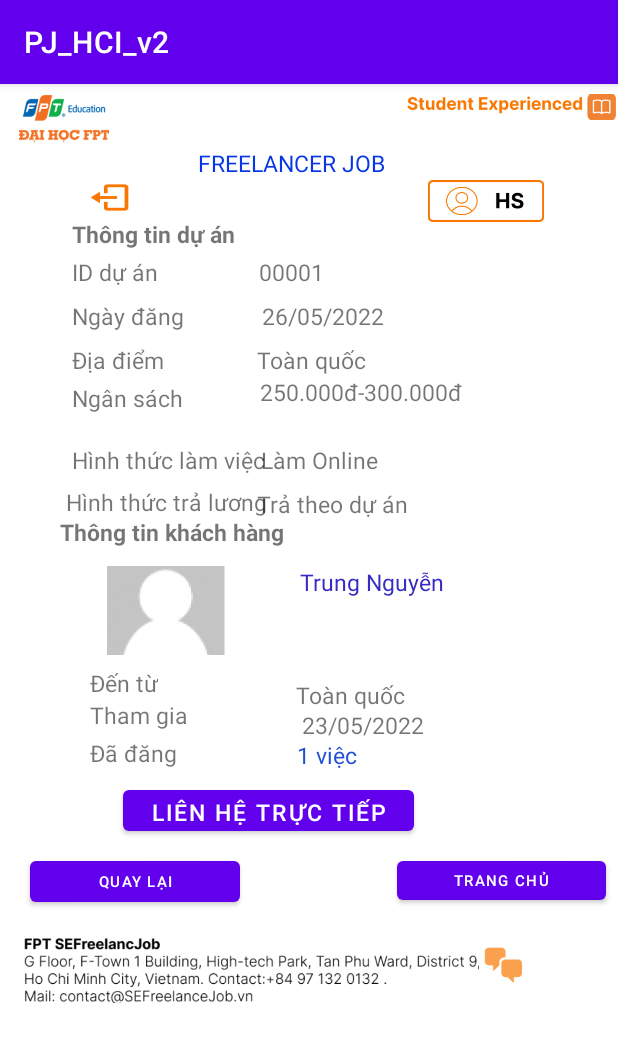
After one commit to tuandm00/PJ_HCI, an Android app: the Freelancer_P4 screen opened directly, with no data from a screen before it, on a phone screen of 412 x 824 dp. The commit adds this screen. Shown: the top 1042 px of the screen. Run offline under Robolectric (Android 15) with nearby library versions, the phone set to English and light mode, and no system bars.

Commit message:
tiep tục layout

```diff
--- a/app/src/main/AndroidManifest.xml
+++ b/app/src/main/AndroidManifest.xml
@@ -9,6 +9,9 @@
         android:roundIcon="@mipmap/ic_launcher_round"
         android:supportsRtl="true"
         android:theme="@style/Theme.PJ_HCI_v2">
+        <activity
+            android:name=".Freelancer_P4"
+            android:exported="false" />
         <activity
             android:name=".Freelancer_P3"
             android:exported="false" />
--- a/app/src/main/java/com/example/pj_hci_v2/FreelancerAdapter.java
+++ b/app/src/main/java/com/example/pj_hci_v2/FreelancerAdapter.java
@@ -13,8 +13,11 @@ import java.util.ArrayList;
 
 public class FreelancerAdapter extends RecyclerView.Adapter<FreelancerAdapter.ViewHolder> {
     private ArrayList<Freelancer> freelancerArrayList;
-    public FreelancerAdapter(ArrayList<Freelancer> userList) {
+    private OnItemClickListener listener;
+    private Freelancer freelancer;
+    public FreelancerAdapter(ArrayList<Freelancer> userList, OnItemClickListener listener) {
         this.freelancerArrayList = userList;
+        this.listener = listener;
     }
 
     @NonNull
@@ -63,6 +66,14 @@ public class FreelancerAdapter extends RecyclerView.Adapter<FreelancerAdapter.Vi
             txtDiadiem = itemView.findViewById(R.id.textViewDiadiem);
             txtKyang = itemView.findViewById(R.id.textViewKynang);
             txtNgaydang = itemView.findViewById(R.id.textViewNgaydang);
+
+            itemView.setOnClickListener(new View.OnClickListener() {
+                @Override
+                public void onClick(View v) {
+                    listener.onItemClick(freelancer);
+                }
+            });
+
         }
     }
 
--- a/app/src/main/java/com/example/pj_hci_v2/FreelancerMainActivity.java
+++ b/app/src/main/java/com/example/pj_hci_v2/FreelancerMainActivity.java
@@ -6,15 +6,16 @@ import androidx.recyclerview.widget.RecyclerView;
 
 import android.content.Intent;
 import android.os.Bundle;
+import android.provider.ContactsContract;
 import android.view.View;
 import android.widget.Button;
 import android.widget.TextView;
 
 import java.util.ArrayList;
 
-public class FreelancerMainActivity extends AppCompatActivity {
+public class FreelancerMainActivity extends AppCompatActivity implements OnItemClickListener{
     ArrayList<Freelancer> freelancerArrayList;
-    Button btnQuaylai;
+    Button btnQuaylai, btnTrangke;
     TextView txtTieude, txtGiatien, txtNoidung, txtNgtuyendung, txtDiadiem, txtKynang, txtNgaydang;
     @Override
     protected void onCreate(Bundle savedInstanceState) {
@@ -29,7 +30,7 @@ public class FreelancerMainActivity extends AppCompatActivity {
         freelancerArrayList.add(new Freelancer("Binding dữ liệu ra frontend", "500.000-2.000.000/page", "Mình cần lập 2 pages, 1 page là list all object lấy được từ 1 api pages là...", "Tuấn Đặng", "Toàn quốc", "Lập trình web", "13/05/2022"));
         freelancerArrayList.add(new Freelancer("Chỉnh sữa mẫu logo săn có", "300.000-500.000/logo", "Cần tìm người thiết kế lại logo theo mẫu sẵn có. Mẫu có sẵn: htpp://i.igmur.com/9...", "Ngô Hoàng", "Toàn quốc", "Thiết kế Logo", "13/05/2022"));
 
-        FreelancerAdapter freelancerAdapter = new FreelancerAdapter(freelancerArrayList);
+        FreelancerAdapter freelancerAdapter = new FreelancerAdapter(freelancerArrayList,this);
         rvFreelancer.setAdapter(freelancerAdapter);
         rvFreelancer.setLayoutManager(new LinearLayoutManager(this));
 
@@ -38,16 +39,20 @@ public class FreelancerMainActivity extends AppCompatActivity {
         btnQuaylai.setOnClickListener(new View.OnClickListener() {
             @Override
             public void onClick(View v) {
-                Intent intent = new Intent(FreelancerMainActivity.this,Freelancer_P1.class);
+                Intent intent = new Intent(FreelancerMainActivity.this, Freelancer_P1.class);
                 startActivity(intent);
             }
         });
-
-        //Click vào nội dung để xem chi tiết
-        public interfa
 
 
 
 
     }
+
+    //Click vào nội dung để xem chi tiết
+    @Override
+    public void onItemClick(Freelancer freelancer) {
+        Intent intent = new Intent(FreelancerMainActivity.this, Freelancer_P3.class);
+        startActivity(intent);
+    }
 }
--- a/app/src/main/java/com/example/pj_hci_v2/Freelancer_P3.java
+++ b/app/src/main/java/com/example/pj_hci_v2/Freelancer_P3.java
@@ -2,13 +2,26 @@ package com.example.pj_hci_v2;
 
 import androidx.appcompat.app.AppCompatActivity;
 
+import android.content.Intent;
 import android.os.Bundle;
+import android.view.View;
+import android.widget.Button;
 
 public class Freelancer_P3 extends AppCompatActivity {
-
+    Button btnTrangke;
     @Override
     protected void onCreate(Bundle savedInstanceState) {
         super.onCreate(savedInstanceState);
         setContentView(R.layout.activity_freelancer_p3);
+
+        //Nút trang kế
+        btnTrangke = (Button) findViewById(R.id.buttonTrangke);
+        btnTrangke.setOnClickListener(new View.OnClickListener() {
+            @Override
+            public void onClick(View v) {
+                Intent intent = new Intent(Freelancer_P3.this, Freelancer_P4.class);
+                startActivity(intent);
+            }
+        });
     }
 }
--- /dev/null
+++ b/app/src/main/java/com/example/pj_hci_v2/Freelancer_P4.java
@@ -0,0 +1,14 @@
+package com.example.pj_hci_v2;
+
+import androidx.appcompat.app.AppCompatActivity;
+
+import android.os.Bundle;
+
+public class Freelancer_P4 extends AppCompatActivity {
+
+    @Override
+    protected void onCreate(Bundle savedInstanceState) {
+        super.onCreate(savedInstanceState);
+        setContentView(R.layout.activity_freelancer_p4);
+    }
+}
--- /dev/null
+++ b/app/src/main/java/com/example/pj_hci_v2/OnItemClickListener.java
@@ -0,0 +1,7 @@
+package com.example.pj_hci_v2;
+
+import android.provider.ContactsContract;
+
+public interface OnItemClickListener {
+    void onItemClick(Freelancer freelancer);
+}
--- a/app/src/main/res/layout/activity_freelancer_p3.xml
+++ b/app/src/main/res/layout/activity_freelancer_p3.xml
@@ -93,8 +93,8 @@
         android:id="@+id/textView6"
         android:layout_width="wrap_content"
         android:layout_height="wrap_content"
-        android:layout_marginTop="160dp"
-        android:layout_marginEnd="12dp"
+        android:layout_marginTop="172dp"
+        android:layout_marginEnd="20dp"
         android:text="Viết blog Tiếng Anh"
         android:textColor="#2D5198"
         android:textSize="21sp"
@@ -140,7 +140,7 @@
         android:layout_width="68dp"
         android:layout_height="39dp"
         android:layout_marginStart="4dp"
-        android:layout_marginTop="48dp"
+        android:layout_marginTop="8dp"
         app:layout_constraintStart_toStartOf="parent"
         app:layout_constraintTop_toBottomOf="@+id/textView8"
         app:srcCompat="@drawable/img_6" />
@@ -149,7 +149,7 @@
         android:id="@+id/textView10"
         android:layout_width="wrap_content"
         android:layout_height="wrap_content"
-        android:layout_marginTop="56dp"
+        android:layout_marginTop="8dp"
         android:layout_marginEnd="44dp"
         android:text="Phản ánh tin không chính xác"
         android:textSize="22sp"
@@ -160,8 +160,8 @@
         android:id="@+id/imageView8"
         android:layout_width="28dp"
         android:layout_height="25dp"
-        android:layout_marginTop="60dp"
-        android:layout_marginEnd="88dp"
+        android:layout_marginTop="88dp"
+        android:layout_marginEnd="40dp"
         app:layout_constraintEnd_toEndOf="parent"
         app:layout_constraintTop_toBottomOf="@+id/imageView4"
         app:srcCompat="@drawable/img_7" />
@@ -170,12 +170,23 @@
         android:id="@+id/textView11"
         android:layout_width="wrap_content"
         android:layout_height="wrap_content"
-        android:layout_marginTop="60dp"
-        android:layout_marginEnd="44dp"
+        android:layout_marginTop="88dp"
+        android:layout_marginEnd="8dp"
         android:text="Lưu"
         android:textColor="#2D5198"
         android:textSize="20sp"
         app:layout_constraintEnd_toEndOf="parent"
         app:layout_constraintTop_toBottomOf="@+id/imageView4" />
 
+    <Button
+        android:id="@+id/buttonTrangke"
+        android:layout_width="wrap_content"
+        android:layout_height="wrap_content"
+        android:layout_marginTop="8dp"
+        android:layout_marginEnd="148dp"
+        android:text="Trang kế"
+        android:textSize="20sp"
+        app:layout_constraintEnd_toEndOf="parent"
+        app:layout_constraintTop_toBottomOf="@+id/textView10" />
+
 </androidx.constraintlayout.widget.ConstraintLayout>
--- /dev/null
+++ b/app/src/main/res/layout/activity_freelancer_p4.xml
@@ -0,0 +1,363 @@
+<?xml version="1.0" encoding="utf-8"?>
+<androidx.constraintlayout.widget.ConstraintLayout xmlns:android="http://schemas.android.com/apk/res/android"
+    xmlns:app="http://schemas.android.com/apk/res-auto"
+    xmlns:tools="http://schemas.android.com/tools"
+    android:layout_width="match_parent"
+    android:layout_height="wrap_content"
+    tools:context=".Freelancer_P4">
+
+    <TextView
+        android:id="@+id/textView18"
+        android:layout_width="wrap_content"
+        android:layout_height="wrap_content"
+        android:layout_marginStart="44dp"
+        android:layout_marginTop="40dp"
+        android:text="Hình thức trả lương"
+        android:textSize="15sp"
+        app:layout_constraintStart_toStartOf="parent"
+        app:layout_constraintTop_toBottomOf="@+id/textView16" />
+
+    <ImageView
+        android:id="@+id/imageView"
+        android:layout_width="80dp"
+        android:layout_height="31dp"
+        android:contentDescription="TODO"
+        app:layout_constraintBottom_toBottomOf="parent"
+        app:layout_constraintEnd_toEndOf="parent"
+        app:layout_constraintHorizontal_bias="0.008"
+        app:layout_constraintStart_toStartOf="parent"
+        app:layout_constraintTop_toTopOf="parent"
+        app:layout_constraintVertical_bias="0.012"
+        app:srcCompat="@drawable/img" />
+
+    <ImageView
+        android:id="@+id/imageView2"
+        android:layout_width="139dp"
+        android:layout_height="32dp"
+        app:layout_constraintBottom_toBottomOf="parent"
+        app:layout_constraintEnd_toEndOf="parent"
+        app:layout_constraintHorizontal_bias="0.995"
+        app:layout_constraintStart_toStartOf="parent"
+        app:layout_constraintTop_toTopOf="parent"
+        app:layout_constraintVertical_bias="0.005"
+        app:srcCompat="@drawable/img_1" />
+
+    <TextView
+        android:id="@+id/textView2"
+        android:layout_width="188dp"
+        android:layout_height="25dp"
+        android:layout_marginStart="100dp"
+        android:layout_marginTop="40dp"
+        android:gravity="center"
+        android:text="FREELANCER JOB"
+        android:textColor="#0636E6"
+        android:textSize="15sp"
+        app:layout_constraintStart_toStartOf="parent"
+        app:layout_constraintTop_toTopOf="parent" />
+
+    <ImageView
+        android:id="@+id/imageView3"
+        android:layout_width="50dp"
+        android:layout_height="23dp"
+        android:layout_marginStart="48dp"
+        android:layout_marginTop="64dp"
+        app:layout_constraintStart_toStartOf="parent"
+        app:layout_constraintTop_toTopOf="parent"
+        app:srcCompat="@drawable/img_2" />
+
+    <ImageView
+        android:id="@+id/imageView4"
+        android:layout_width="80dp"
+        android:layout_height="28dp"
+        android:layout_marginStart="284dp"
+        android:layout_marginTop="64dp"
+        app:layout_constraintStart_toStartOf="parent"
+        app:layout_constraintTop_toTopOf="parent"
+        app:srcCompat="@drawable/img_3" />
+
+    <TextView
+        android:id="@+id/textView12"
+        android:layout_width="wrap_content"
+        android:layout_height="wrap_content"
+        android:layout_marginStart="48dp"
+        android:layout_marginTop="24dp"
+        android:text="Thông tin dự án"
+        android:textSize="15sp"
+        android:textStyle="bold"
+        app:layout_constraintStart_toStartOf="parent"
+        app:layout_constraintTop_toBottomOf="@+id/textView2" />
+
+    <TextView
+        android:id="@+id/textView13"
+        android:layout_width="wrap_content"
+        android:layout_height="wrap_content"
+        android:layout_marginStart="48dp"
+        android:layout_marginTop="4dp"
+        android:text="ID dự án"
+        android:textSize="15sp"
+        app:layout_constraintStart_toStartOf="parent"
+        app:layout_constraintTop_toBottomOf="@+id/textView12" />
+
+    <TextView
+        android:id="@+id/textView14"
+        android:layout_width="wrap_content"
+        android:layout_height="wrap_content"
+        android:layout_marginStart="48dp"
+        android:layout_marginTop="8dp"
+        android:text="Ngày đăng"
+        android:textSize="15sp"
+        app:layout_constraintStart_toStartOf="parent"
+        app:layout_constraintTop_toBottomOf="@+id/textView13" />
+
+    <TextView
+        android:id="@+id/textView15"
+        android:layout_width="wrap_content"
+        android:layout_height="wrap_content"
+        android:layout_marginStart="48dp"
+        android:layout_marginTop="8dp"
+        android:text="Địa điểm"
+        android:textSize="15sp"
+        app:layout_constraintStart_toStartOf="parent"
+        app:layout_constraintTop_toBottomOf="@+id/textView14" />
+
+    <TextView
+        android:id="@+id/textView16"
+        android:layout_width="141dp"
+        android:layout_height="29dp"
+        android:layout_marginStart="48dp"
+        android:layout_marginTop="4dp"
+        android:text="Ngân sách"
+        android:textSize="15sp"
+        app:layout_constraintStart_toStartOf="parent"
+        app:layout_constraintTop_toBottomOf="@+id/textView15" />
+
+    <TextView
+        android:id="@+id/textView17"
+        android:layout_width="wrap_content"
+        android:layout_height="wrap_content"
+        android:layout_marginStart="48dp"
+        android:layout_marginTop="12dp"
+        android:text="Hình thức làm việc"
+        android:textSize="15sp"
+        app:layout_constraintStart_toStartOf="parent"
+        app:layout_constraintTop_toBottomOf="@+id/textView16" />
+
+    <TextView
+        android:id="@+id/textView19"
+        android:layout_width="wrap_content"
+        android:layout_height="wrap_content"
+        android:layout_marginTop="4dp"
+        android:layout_marginEnd="196dp"
+        android:text="00001"
+        android:textSize="15sp"
+        app:layout_constraintEnd_toEndOf="parent"
+        app:layout_constraintTop_toBottomOf="@+id/textView12" />
+
+    <TextView
+        android:id="@+id/textView20"
+        android:layout_width="wrap_content"
+        android:layout_height="wrap_content"
+        android:layout_marginTop="8dp"
+        android:layout_marginEnd="156dp"
+        android:text="26/05/2022"
+        android:textSize="15sp"
+        app:layout_constraintEnd_toEndOf="parent"
+        app:layout_constraintTop_toBottomOf="@+id/textView19" />
+
+    <TextView
+        android:id="@+id/textView21"
+        android:layout_width="wrap_content"
+        android:layout_height="wrap_content"
+        android:layout_marginTop="8dp"
+        android:layout_marginEnd="168dp"
+        android:text="Toàn quốc"
+        android:textSize="15sp"
+        app:layout_constraintEnd_toEndOf="parent"
+        app:layout_constraintTop_toBottomOf="@+id/textView20" />
+
+    <TextView
+        android:id="@+id/textView22"
+        android:layout_width="wrap_content"
+        android:layout_height="wrap_content"
+        android:layout_marginEnd="104dp"
+        android:text="250.000đ-300.000đ"
+        android:textSize="15sp"
+        app:layout_constraintEnd_toEndOf="parent"
+        app:layout_constraintTop_toBottomOf="@+id/textView21" />
+
+    <TextView
+        android:id="@+id/textView23"
+        android:layout_width="wrap_content"
+        android:layout_height="wrap_content"
+        android:layout_marginTop="24dp"
+        android:layout_marginEnd="160dp"
+        android:text="Làm Online"
+        android:textSize="15sp"
+        app:layout_constraintEnd_toEndOf="parent"
+        app:layout_constraintTop_toBottomOf="@+id/textView22" />
+
+    <TextView
+        android:id="@+id/textView24"
+        android:layout_width="wrap_content"
+        android:layout_height="wrap_content"
+        android:layout_marginTop="8dp"
+        android:layout_marginEnd="140dp"
+        android:text="Trả theo dự án"
+        android:textSize="15sp"
+        app:layout_constraintEnd_toEndOf="parent"
+        app:layout_constraintTop_toBottomOf="@+id/textView23" />
+
+    <TextView
+        android:id="@+id/textView25"
+        android:layout_width="wrap_content"
+        android:layout_height="wrap_content"
+        android:layout_marginStart="40dp"
+        android:layout_marginTop="288dp"
+        android:text="Thông tin khách hàng"
+        android:textSize="15sp"
+        android:textStyle="bold"
+        app:layout_constraintStart_toStartOf="parent"
+        app:layout_constraintTop_toTopOf="parent" />
+
+    <ImageView
+        android:id="@+id/imageView9"
+        android:layout_width="110dp"
+        android:layout_height="59dp"
+        android:layout_marginStart="56dp"
+        android:layout_marginTop="12dp"
+        app:layout_constraintStart_toStartOf="parent"
+        app:layout_constraintTop_toBottomOf="@+id/textView25"
+        app:srcCompat="@drawable/img_8" />
+
+    <TextView
+        android:id="@+id/textView26"
+        android:layout_width="wrap_content"
+        android:layout_height="wrap_content"
+        android:layout_marginStart="200dp"
+        android:layout_marginTop="12dp"
+        android:text="Trung Nguyễn"
+        android:textColor="#362CC1"
+        android:textSize="15sp"
+        app:layout_constraintStart_toStartOf="parent"
+        app:layout_constraintTop_toBottomOf="@+id/textView25" />
+
+    <TextView
+        android:id="@+id/textView27"
+        android:layout_width="wrap_content"
+        android:layout_height="wrap_content"
+        android:layout_marginStart="60dp"
+        android:layout_marginTop="8dp"
+        android:text="Đến từ"
+        android:textSize="15sp"
+        app:layout_constraintStart_toStartOf="parent"
+        app:layout_constraintTop_toBottomOf="@+id/imageView9" />
+
+    <TextView
+        android:id="@+id/textView28"
+        android:layout_width="wrap_content"
+        android:layout_height="wrap_content"
+        android:layout_marginStart="60dp"
+        android:text="Tham gia"
+        android:textSize="15sp"
+        app:layout_constraintStart_toStartOf="parent"
+        app:layout_constraintTop_toBottomOf="@+id/textView27" />
+
+    <TextView
+        android:id="@+id/textView29"
+        android:layout_width="wrap_content"
+        android:layout_height="wrap_content"
+        android:layout_marginStart="60dp"
+        android:layout_marginTop="4dp"
+        android:text="Đã đăng"
+        android:textSize="15sp"
+        app:layout_constraintStart_toStartOf="parent"
+        app:layout_constraintTop_toBottomOf="@+id/textView28" />
+
+    <TextView
+        android:id="@+id/textView30"
+        android:layout_width="wrap_content"
+        android:layout_height="wrap_content"
+        android:layout_marginStart="92dp"
+        android:layout_marginTop="16dp"
+        android:text="Toàn quốc"
+        android:textSize="15sp"
+        app:layout_constraintStart_toEndOf="@+id/textView27"
+        app:layout_constraintTop_toBottomOf="@+id/imageView9" />
+
+    <TextView
+        android:id="@+id/textView31"
+        android:layout_width="wrap_content"
+        android:layout_height="wrap_content"
+        android:layout_marginStart="76dp"
+        android:layout_marginTop="36dp"
+        android:text="23/05/2022"
+        android:textSize="15sp"
+        app:layout_constraintStart_toEndOf="@+id/textView28"
+        app:layout_constraintTop_toBottomOf="@+id/imageView9" />
+
+    <TextView
+        android:id="@+id/textView32"
+        android:layout_width="73dp"
+        android:layout_height="19dp"
+        android:layout_marginStart="80dp"
+        android:layout_marginTop="56dp"
+        android:text="1 việc"
+        android:textColor="#224FD6"
+        android:textSize="15sp"
+        app:layout_constraintStart_toEndOf="@+id/textView29"
+        app:layout_constraintTop_toBottomOf="@+id/imageView9" />
+
+    <Button
+        android:id="@+id/button"
+        android:layout_width="194dp"
+        android:layout_height="39dp"
+        android:layout_marginTop="84dp"
+        android:layout_marginEnd="136dp"
+        android:text="Liên hệ trực tiếp"
+        android:textSize="15sp"
+        app:layout_constraintEnd_toEndOf="parent"
+        app:layout_constraintTop_toBottomOf="@+id/imageView9" />
+
+    <Button
+        android:id="@+id/button2"
+        android:layout_width="140dp"
+        android:layout_height="39dp"
+        android:layout_marginStart="20dp"
+        android:layout_marginTop="8dp"
+        android:text="Quay lại"
+        android:textSize="10sp"
+        app:layout_constraintStart_toStartOf="parent"
+        app:layout_constraintTop_toBottomOf="@+id/button" />
+
+    <Button
+        android:id="@+id/button3"
+        android:layout_width="139dp"
+        android:layout_height="38dp"
+        android:layout_marginTop="8dp"
+        android:layout_marginEnd="8dp"
+        android:text="Trang chủ"
+        android:textSize="10sp"
+        app:layout_constraintEnd_toEndOf="parent"
+        app:layout_constraintTop_toBottomOf="@+id/button" />
+
+    <ImageView
+        android:id="@+id/imageView10"
+        android:layout_width="303dp"
+        android:layout_height="54dp"
+        android:layout_marginStart="16dp"
+        android:layout_marginTop="60dp"
+        app:layout_constraintStart_toStartOf="parent"
+        app:layout_constraintTop_toBottomOf="@+id/button"
+        app:srcCompat="@drawable/img_4" />
+
+    <ImageView
+        android:id="@+id/imageView11"
+        android:layout_width="66dp"
+        android:layout_height="54dp"
+        android:layout_marginTop="60dp"
+        android:layout_marginEnd="44dp"
+        app:layout_constraintEnd_toEndOf="parent"
+        app:layout_constraintTop_toBottomOf="@+id/button"
+        app:srcCompat="@drawable/img_5" />
+
+</androidx.constraintlayout.widget.ConstraintLayout>
```
Also changed, not shown: app/src/main/res/drawable/img_8.png (added).
